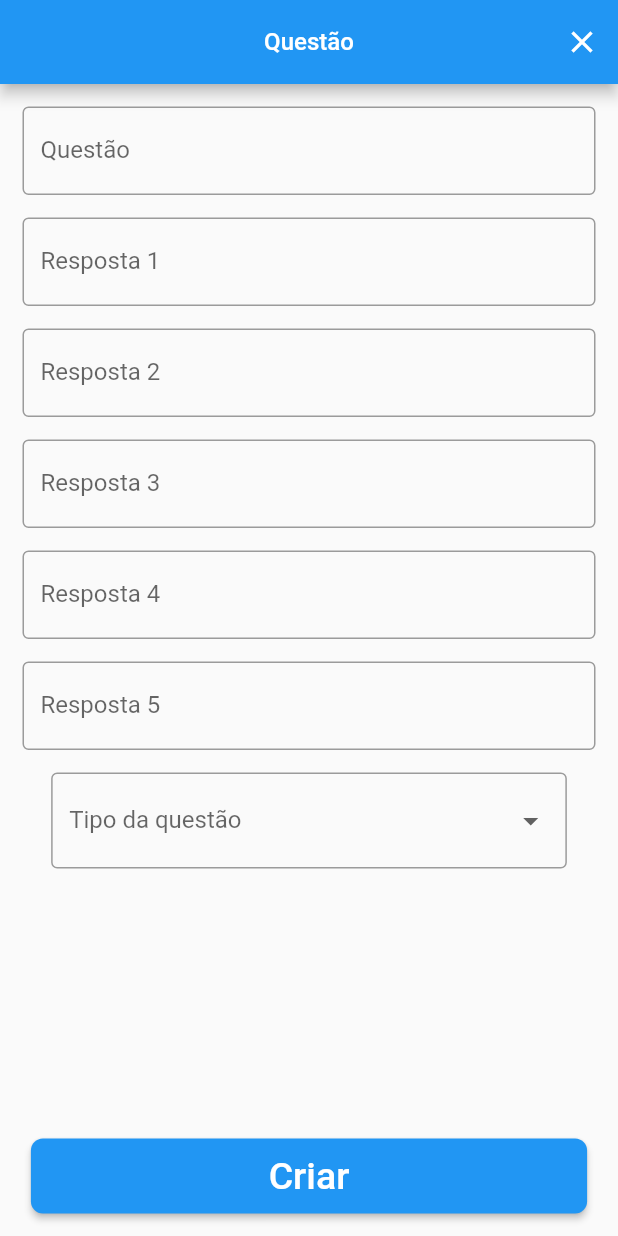
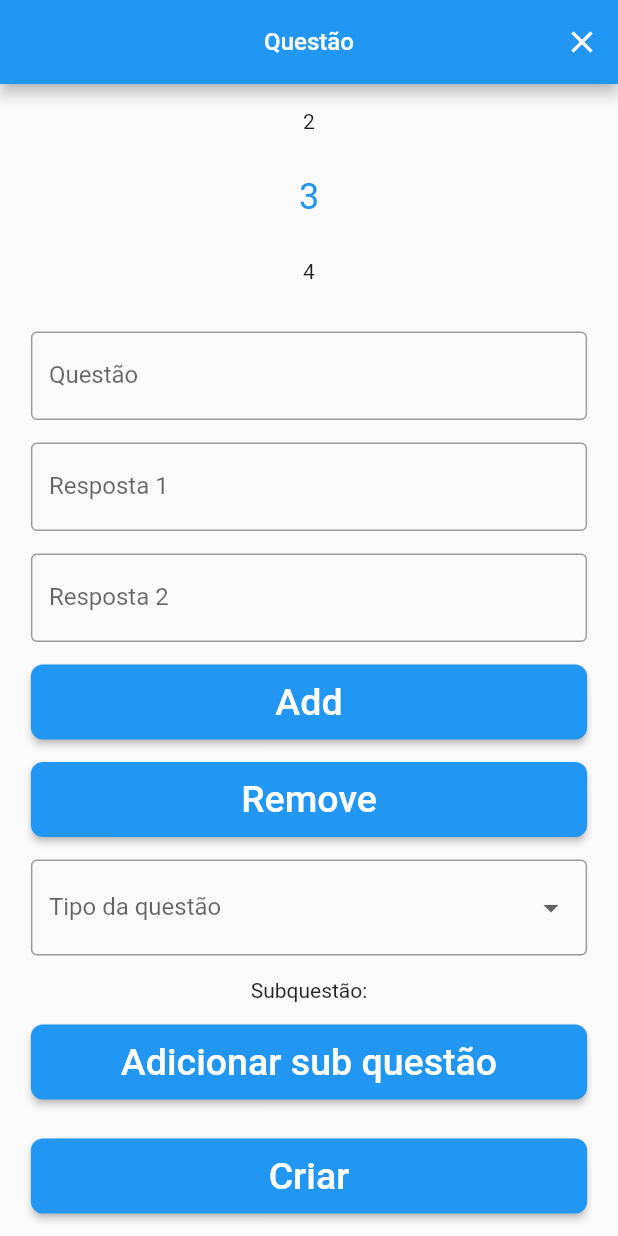
Before and after one commit to ruyano/COPHAT, a Flutter app: the ChildQuestionnairePage screen opened directly, after a tap on "Criar nova pergunta", on a phone screen of 412 x 824 dp. Run offline on Flutter 3.47's test engine with Material 2 defaults, Android fonts, the light colour scheme and no system bars; drawn by our look-alikes of auto_size_text, numberpicker; our stand-ins replace cloud_firestore, dartz, equatable, firebase_auth, firebase_core, flutter_bloc and 1 more; accounts and stored records are empty.

Commit message:
questionário da crianca

```diff
--- a/lib/child_questionnaire/presentation/presentation/child_questionnaire_page.dart
+++ b/lib/child_questionnaire/presentation/presentation/child_questionnaire_page.dart
@@ -1,12 +1,17 @@
 import 'package:auto_size_text/auto_size_text.dart';
 import 'package:cophat/core/nav.dart';
-import 'package:cophat/child_questionnaire/presentation/presentation/widgets/child_questionnaire_create_or_update_question.dart';
 import 'package:flutter/material.dart';
 import 'package:flutter_bloc/flutter_bloc.dart';
 
 import '../../../../core/ui_components/button_cophat.dart';
+import '../../../core/empty_indicator.dart';
 import '../../../core/loading_indicator.dart';
 import '../../../core/show_error.dart';
+import '../../../core/ui_components/question_card.dart';
+import '../../../core/ui_components/request_model/request_question_entity.dart';
+import '../../../core/ui_components/request_model/request_question_page.dart';
+import '../../../core/ui_components/request_model/request_sub_question_entity.dart';
+import '../../data/models/child_questionnaire_model.dart';
 import '../../domain/entities/child_questionnaire_entity.dart';
 import '../bloc/child_questionnaire_bloc.dart';
 import 'child_questionnaire_injection_container.dart' as di;
@@ -57,10 +62,7 @@ class ChildQuestionnairePage extends StatelessWidget {
   _setupBody(BuildContext context, ChildQuestionnaireState state) {
 
     if(state is ChildQuestionnaireEmpty) {
-      //TODO - exibir tela para o estado de Empty
-      return Container(
-        color: Colors.purple,
-      );
+      return _body(true, context, null);
     }
 
     if(state is ChildQuestionnaireLoading) {
@@ -68,7 +70,7 @@ class ChildQuestionnairePage extends StatelessWidget {
     }
 
     if(state is ChildQuestionnaireSuccess) {
-      return _successBody(context, state.questionsList);
+      return _body(false, context, state.questionsList);
     }
 
     if(state is CreateOrUpdateOrDeleteSuccess) {
@@ -88,22 +90,49 @@ class ChildQuestionnairePage extends StatelessWidget {
     return Container();
   }
 
-  _successBody(BuildContext context, List<ChildQuestionnaireEntity>? questionsList) {
-    if(questionsList != null) {
-      return Column(
-          children:[
+  _body(bool isEmpty, BuildContext context, List<ChildQuestionnaireEntity>? questionsList) {
+    return LayoutBuilder(
+      builder: (context , constraints) {
+        return SizedBox(
+          width: constraints.maxWidth,
+          child: Column(
+            crossAxisAlignment: CrossAxisAlignment.center,
+            children: [
               Expanded(
+                child: isEmpty ? const EmptyIndicator() : SizedBox(
+                  width: constraints.maxWidth * .9,
                   child: ListView.builder(
-                  itemCount: questionsList.length,
+                      itemCount: questionsList?.length,
                       itemBuilder: (context, index) {
-                    return Card(
-                        child: ListTile(
+                        return Padding(
+                          padding: const EdgeInsets.only(top: 15),
+                          child: QuestionCard(
+                            question: questionsList?[index].question ?? '-',
+                            answers: questionsList?[index].answers ?? List.empty(),
+                            subQuestion: questionsList?[index].subQuestion,
+                            subAnswers: questionsList?[index].subAnswers,
                             onTap: () {
-                            Nav.push(context, ChildQuestionnaireCreateOrUpdateQuestion(
-                              childQuestionnaireModel: questionsList[index],
-                              onPressed: (questionModel) {
+                              Nav.push(context, RequestQuestionPage(
+                                questionEntity: RequestQuestionEntity(
+                                  id: questionsList?[index].id,
+                                  question: questionsList?[index].question,
+                                  answers: questionsList?[index].answers,
+                                  questionType: questionsList?[index].questionType,
+                                  subQuestion: RequestSubQuestionEntity(
+                                    question: questionsList?[index].subQuestion,
+                                    answers: questionsList?[index].subAnswers,
+                                  ),
+                                ),
+                                onCreateOrUpdate: (questionEntity) {
                                   BlocProvider.of<ChildQuestionnaireBloc>(context).add(
-                                  UpdateChildQuestionnaireEvent(questionModel: questionModel)
+                                      UpdateChildQuestionnaireEvent(questionModel: ChildQuestionnaireModel(
+                                        id: questionEntity?.id,
+                                        question: questionEntity?.question,
+                                        answers: questionEntity?.answers,
+                                        questionType: questionEntity?.questionType,
+                                        subQuestion: questionEntity?.subQuestion?.question,
+                                        subAnswers: questionEntity?.subQuestion?.answers,
+                                      ))
                                   );
                                 },
                                 onDeletePressed: (questionId) {
@@ -113,29 +142,37 @@ class ChildQuestionnairePage extends StatelessWidget {
                                 },
                               ));
                             },
-                          title: Text(questionsList[index].question ?? '-'),
-                          subtitle: Text(questionsList[index].answers.toString() ?? '-'),
-                        ));
+                          ),
+                        );
                       }),
+                ),
               ),
               Padding(
                 padding: const EdgeInsets.only(top: 15, bottom: 15),
                 child: ButtonCophat(
                   text: 'Criar nova pergunta',
                   onPressed: () {
-                  Nav.push(context, ChildQuestionnaireCreateOrUpdateQuestion(
-                    onPressed: (questionModel) {
+                    Nav.push(context, RequestQuestionPage(
+                      onCreateOrUpdate: (questionEntity) {
                         BlocProvider.of<ChildQuestionnaireBloc>(context).add(
-                          CreateChildQuestionnaireEvent(questionModel: questionModel)
+                            CreateChildQuestionnaireEvent(questionModel: ChildQuestionnaireModel(
+                              id: questionEntity?.id,
+                              question: questionEntity?.question,
+                              answers: questionEntity?.answers,
+                              questionType: questionEntity?.questionType,
+                              subQuestion: questionEntity?.subQuestion?.question,
+                              subAnswers: questionEntity?.subQuestion?.answers,
+                            ))
                         );
                       },
                     ));
                   },
                 ),
               ),
-          ]);
-    } else {
-      return Container();
+            ],
+          ),
+        );
+      },
+    );
   }
 }
-}
--- a/lib/child_questionnaire/presentation/presentation/widgets/child_questionnaire_create_or_update_question.dart
+++ /dev/null
@@ -1,193 +0,0 @@
-import 'package:auto_size_text/auto_size_text.dart';
-import 'package:cophat/core/nav.dart';
-import 'package:cophat/child_questionnaire/data/models/child_questionnaire_model.dart';
-import 'package:flutter/material.dart';
-
-import '../../../../core/question_type.dart';
-import '../../../../core/ui_components/button_cophat.dart';
-import '../../../../core/ui_components/cophat_dropdown_menu.dart';
-import '../../../domain/entities/child_questionnaire_entity.dart';
-
-class ChildQuestionnaireCreateOrUpdateQuestion extends StatelessWidget {
-
-  final ChildQuestionnaireEntity? childQuestionnaireModel;
-  final void Function(ChildQuestionnaireModel guardianQuestionModel) onPressed;
-  final void Function(String? questionId)? onDeletePressed;
-
-  ChildQuestionnaireCreateOrUpdateQuestion({
-    super.key,
-    this.childQuestionnaireModel,
-    required this.onPressed,
-    this.onDeletePressed,
-  });
-
-  final _questionTextEditingController = TextEditingController();
-  final _answer1TextEditingController = TextEditingController();
-  final _answer2TextEditingController = TextEditingController();
-  final _answer3TextEditingController = TextEditingController();
-  final _answer4TextEditingController = TextEditingController();
-  final _answer5TextEditingController = TextEditingController();
-  final _dropdownController = ValueNotifier<String?>('');
-
-  @override
-  Widget build(BuildContext context) {
-    return SafeArea(
-      child: Scaffold(
-        appBar: _appBar(context),
-        body: _setupBody(context),
-      ),
-    );
-  }
-
-  _appBar(BuildContext context) {
-    return AppBar(
-      centerTitle: true,
-      title: const AutoSizeText(
-        'Questão',
-        maxFontSize: 16.0,
-        textScaleFactor: 1.0,
-      ),
-      actions: <Widget>[
-        IconButton(
-          icon: const Icon(Icons.close),
-          onPressed: () => Navigator.of(context).pop(null),
-        ),
-      ],
-      leading: Container(),
-    );
-  }
-
-  _setupBody(BuildContext context) {
-    return Column(
-      children: [
-        Expanded(
-          child: SingleChildScrollView(
-            child: Column(
-              children: <Widget>[
-                Padding(
-                  padding: const EdgeInsets.only(
-                      left: 15.0, right: 15.0, top: 15, bottom: 0),
-                  child: TextField(
-                    controller: _questionTextEditingController..text = childQuestionnaireModel?.question ?? '',
-                    decoration: const InputDecoration(
-                      border: OutlineInputBorder(),
-                      labelText: 'Questão',
-                    ),
-                  ),
-                ),
-                Padding(
-                  padding: const EdgeInsets.only(
-                      left: 15.0, right: 15.0, top: 15, bottom: 0),
-                  child: TextField(
-                    controller: _answer1TextEditingController..text = _getAnswer(0),
-                    decoration: const InputDecoration(
-                      border: OutlineInputBorder(),
-                      labelText: 'Resposta 1',
-                    ),
-                  ),
-                ),
-                Padding(
-                  padding: const EdgeInsets.only(
-                      left: 15.0, right: 15.0, top: 15, bottom: 0),
-                  child: TextField(
-                    controller: _answer2TextEditingController..text = _getAnswer(1),
-                    decoration: const InputDecoration(
-                      border: OutlineInputBorder(),
-                      labelText: 'Resposta 2',
-                    ),
-                  ),
-                ),
-                Padding(
-                  padding: const EdgeInsets.only(
-                      left: 15.0, right: 15.0, top: 15, bottom: 0),
-                  child: TextField(
-                    controller: _answer3TextEditingController..text = _getAnswer(2),
-                    decoration: const InputDecoration(
-                      border: OutlineInputBorder(),
-                      labelText: 'Resposta 3',
-                    ),
-                  ),
-                ),
-                Padding(
-                  padding: const EdgeInsets.only(
-                      left: 15.0, right: 15.0, top: 15, bottom: 0),
-                  child: TextField(
-                    controller: _answer4TextEditingController..text = _getAnswer(3),
-                    decoration: const InputDecoration(
-                      border: OutlineInputBorder(),
-                      labelText: 'Resposta 4',
-                    ),
-                  ),
-                ),
-                Padding(
-                  padding: const EdgeInsets.only(
-                      left: 15.0, right: 15.0, top: 15, bottom: 0),
-                  child: TextField(
-                    controller: _answer5TextEditingController..text = _getAnswer(4),
-                    decoration: const InputDecoration(
-                      border: OutlineInputBorder(),
-                      labelText: 'Resposta 5',
-                    ),
-                  ),
-                ),
-                Padding(
-                  padding: const EdgeInsets.only(
-                      left: 15.0, right: 15.0, top: 15, bottom: 0),
-                  child: CophatDropdownMenu(
-                    labelText: 'Tipo da questão',
-                    items: QuestionType.values.map((e) => e.label).toList(),
-                    controller: _dropdownController..value = childQuestionnaireModel?.questionType ?? '',
-                  ),
-                ),
-              ],
-            ),
-          ),
-        ),
-        Padding(
-          padding: const EdgeInsets.only(top: 15, bottom: 15),
-          child: ButtonCophat(
-            text: childQuestionnaireModel == null ? 'Criar' : 'Atualizar',
-            onPressed: () {
-              onPressed(ChildQuestionnaireModel(
-                id: childQuestionnaireModel?.id,
-                question: _questionTextEditingController.text,
-                questionType: _dropdownController.value,
-                answers: [
-                  _answer1TextEditingController.text,
-                  _answer2TextEditingController.text,
-                  _answer3TextEditingController.text,
-                  _answer4TextEditingController.text,
-                  _answer5TextEditingController.text,
-                ],
-              ));
-              Nav.pop(context);
-            },
-          ),
-        ),
-        childQuestionnaireModel == null ? Container() : Padding(
-          padding: const EdgeInsets.only(bottom: 15),
-          child: ButtonCophat(
-            text: 'Deletar',
-            onPressed: () {
-              if(onDeletePressed != null) {
-                onDeletePressed!(childQuestionnaireModel?.id ?? '');
-              }
-              Nav.pop(context);
-            },
-          ),
-        ),
-      ],
-    );
-  }
-
-  _getAnswer(int position) {
-    int? length = childQuestionnaireModel?.answers?.length;
-
-    if(length != null && length > position) {
-      return childQuestionnaireModel?.answers?[position] ?? '';
-    }
-
-    return '';
-  }
-
-}
--- a/lib/patient/presentation/patient_list/presentation/widgets/patient_create_or_update.dart
+++ b/lib/patient/presentation/patient_list/presentation/widgets/patient_create_or_update.dart
@@ -44,7 +44,7 @@ class PatientCreateOrUpdate extends StatelessWidget {
     return AppBar(
       centerTitle: true,
       title: const AutoSizeText(
-        'Patient',
+        'Paciente',
         maxFontSize: 16.0,
         textScaleFactor: 1.0,
       ),
```
Also changed, not shown: lib/child_questionnaire/data/models/child_questionnaire_model.dart (+9 -1 lines), lib/child_questionnaire/domain/entities/child_questionnaire_entity.dart (+7 -1 lines), lib/patient/presentation/patient_list/presentation/widgets/parents_name_and_profession.dart (deleted), 2 other files. Lines whose indentation alone changed are shown as unchanged.
